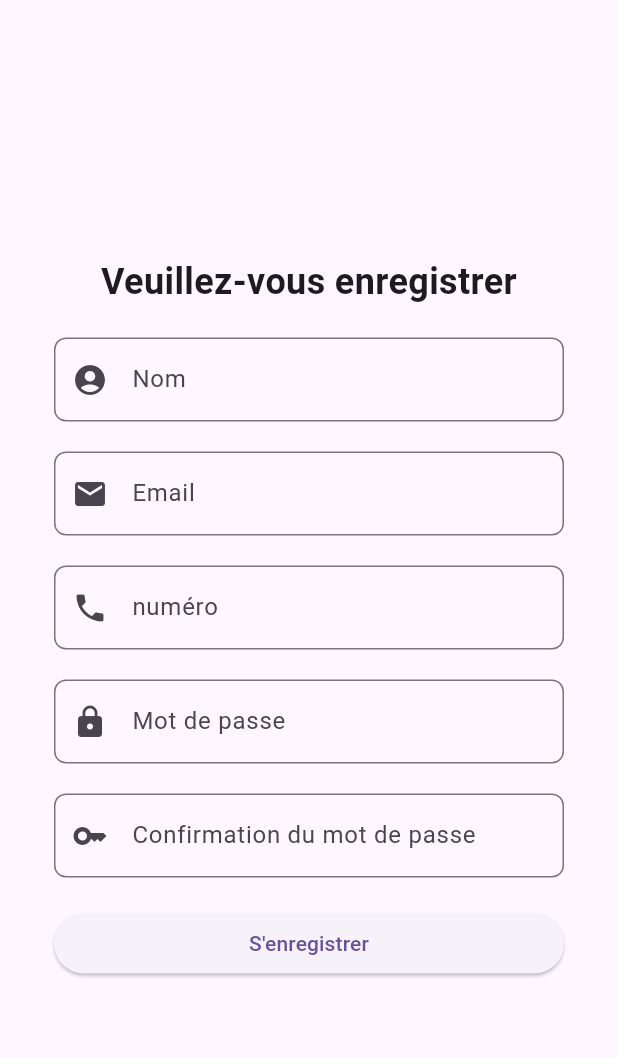
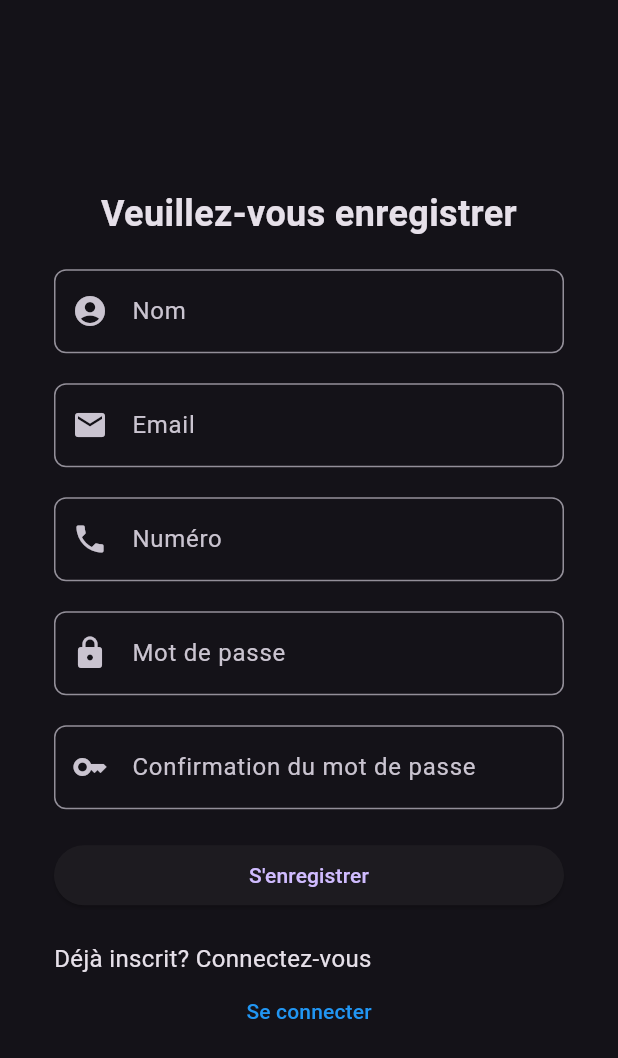
Before and after one commit to JojoKouam/causons_app, a Flutter app: the screen it shows after launch, on a phone screen of 412 x 824 dp. Shown: the top 1058 px of the screen. Run offline on Flutter 3.47's test engine with Material 3 defaults, Android fonts, the phone set to English and light mode, and no system bars.

Commit message:
[ADD AND UPDATE] files connexion, register

```diff
--- a/lib/auth/register.dart
+++ b/lib/auth/register.dart
@@ -1,3 +1,4 @@
+import 'package:causons/auth/connexion.dart';
 import 'package:flutter/material.dart';
 
 class Register extends StatefulWidget {
@@ -17,14 +18,13 @@ class _RegisterState extends State<Register> {
           margin: const EdgeInsets.all(20),
           padding: const EdgeInsets.all(16.0),
           child: Form(
-            child: Column(
-              mainAxisSize: MainAxisSize.min,  // Réduit la taille de la colonne au minimum pour s'adapter au contenu
-              crossAxisAlignment: CrossAxisAlignment.stretch,
+            child: ListView(
+              shrinkWrap: true,
               children: [
                 const Text(
                   'Veuillez-vous enregistrer',
                   style: TextStyle(fontSize: 24.0, fontWeight: FontWeight.bold),
-                  textAlign: TextAlign.center,  // Centre le texte
+                  textAlign: TextAlign.center,
                 ),
 
                 const SizedBox(height: 20),
@@ -46,19 +46,20 @@ class _RegisterState extends State<Register> {
                     border: OutlineInputBorder(
                       borderRadius: BorderRadius.all(Radius.circular(8.0)),
                     ),
-                    ),
                   ),
+                ),
 
-                  const SizedBox(height: 20),
-                   TextFormField(
-                    decoration: const InputDecoration(
+                const SizedBox(height: 20),
+                TextFormField(
+                  decoration: const InputDecoration(
                     prefixIcon: Icon(Icons.phone),
-                    labelText: 'numéro',
+                    labelText: 'Numéro',
                     border: OutlineInputBorder(
                       borderRadius: BorderRadius.all(Radius.circular(8.0)),
                     ),
-                    ),
                   ),
+                ),
+
                 const SizedBox(height: 20),
                 TextFormField(
                   decoration: const InputDecoration(
@@ -84,8 +85,32 @@ class _RegisterState extends State<Register> {
                 const SizedBox(height: 20),
                 ElevatedButton(
                   onPressed: () {
+                    // Ajouter l'action d'enregistrement ici
                   },
                   child: const Text('S\'enregistrer'),
+                ),
+
+                const SizedBox(height: 20),
+                const Text(
+                  'Déjà inscrit? Connectez-vous',
+                  style: TextStyle(
+                    fontSize: 16,
+                  ),
+                ),
+                TextButton(
+                  onPressed: () {
+                    // Naviguer vers la page de connexion
+                    Navigator.push(
+                      context,
+                      MaterialPageRoute(builder: (context) => const Connexion()),
+                    );
+                  },
+                  child: const Text(
+                    'Se connecter',
+                    style: TextStyle(
+                      color: Colors.blue,
+                    ),
+                  ),
                 ),
               ],
             ),
--- a/lib/main.dart
+++ b/lib/main.dart
@@ -10,13 +10,15 @@ void main() {
 class MyApp extends StatelessWidget {
   const MyApp({super.key});
 
-  // This widget is the root of your application.
   @override
   Widget build(BuildContext context) {
-    return const MaterialApp(
+    return MaterialApp(
       title: 'Causons',
+      theme: ThemeData.dark(),
+      themeMode: ThemeMode.dark,
+
       debugShowCheckedModeBanner: false,
-      home: Register(),
+      home: const Register(),
     );
   }
 }
```
Also changed, not shown: lib/auth/connexion.dart (+88 -0 lines).
